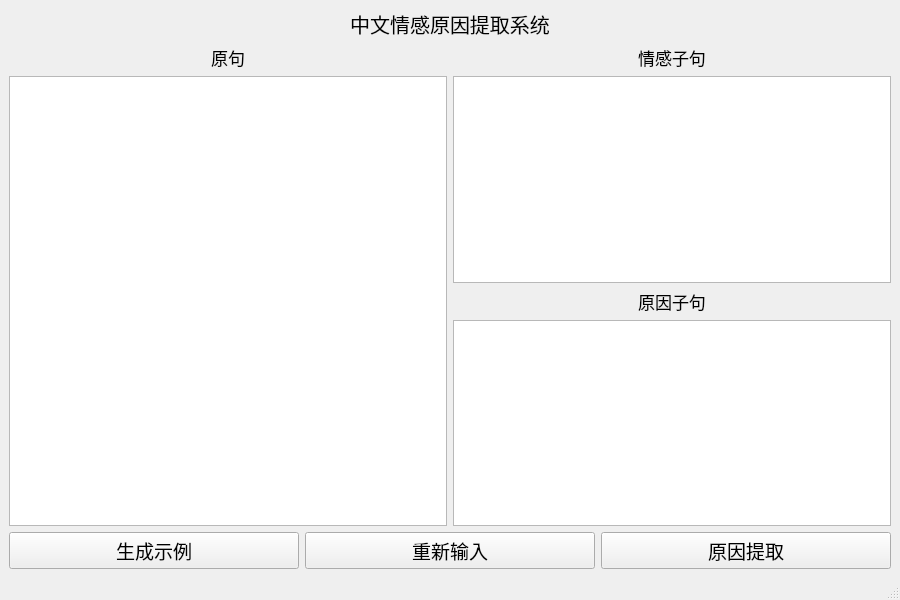
Old version of the form main_window.ui in the repository cuiding/RTHN-master2.
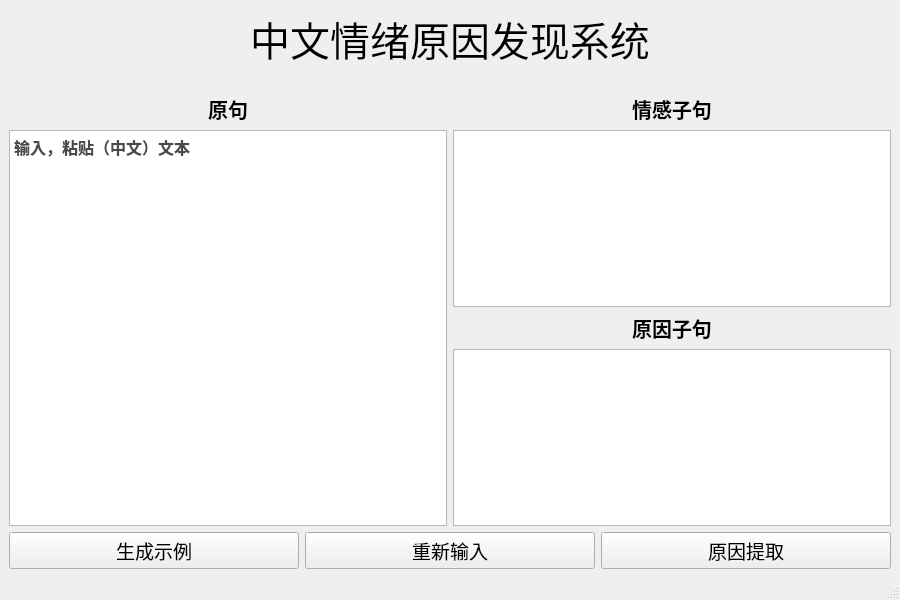
New version of the form.

Patch:
```diff
--- a/main_window.ui
+++ b/main_window.ui
@@ -30,17 +30,32 @@
        <widget class="QLabel" name="label">
         <property name="font">
          <font>
-          <pointsize>15</pointsize>
+          <family>华文行楷</family>
+          <pointsize>30</pointsize>
+          <weight>50</weight>
+          <italic>false</italic>
+          <bold>false</bold>
+          <underline>false</underline>
+          <strikeout>false</strikeout>
+          <stylestrategy>PreferDefault</stylestrategy>
+          <kerning>false</kerning>
          </font>
         </property>
         <property name="text">
-         <string>中文情感原因提取系统</string>
+         <string>中文情绪原因发现系统</string>
         </property>
         <property name="alignment">
          <set>Qt::AlignCenter</set>
         </property>
        </widget>
       </item>
+      <item>
+       <widget class="QLabel" name="label_5">
+        <property name="text">
+         <string/>
+        </property>
+       </widget>
+      </item>
       <item>
        <layout class="QHBoxLayout" name="horizontalLayout">
         <item>
@@ -49,7 +64,10 @@
            <widget class="QLabel" name="label_2">
             <property name="font">
              <font>
-              <pointsize>13</pointsize>
+              <family>黑体</family>
+              <pointsize>15</pointsize>
+              <weight>75</weight>
+              <bold>true</bold>
              </font>
             </property>
             <property name="text">
@@ -67,6 +85,13 @@
               <pointsize>12</pointsize>
              </font>
             </property>
+            <property name="html">
+             <string>&lt;!DOCTYPE HTML PUBLIC &quot;-//W3C//DTD HTML 4.0//EN&quot; &quot;http://www.w3.org/TR/REC-html40/strict.dtd&quot;&gt;
+&lt;html&gt;&lt;head&gt;&lt;meta name=&quot;qrichtext&quot; content=&quot;1&quot; /&gt;&lt;style type=&quot;text/css&quot;&gt;
+p, li { white-space: pre-wrap; }
+&lt;/style&gt;&lt;/head&gt;&lt;body style=&quot; font-family:'SimSun'; font-size:12pt; font-weight:400; font-style:normal;&quot;&gt;
+&lt;p style=&quot; margin-top:0px; margin-bottom:0px; margin-left:0px; margin-right:0px; -qt-block-indent:0; text-indent:0px;&quot;&gt;&lt;span style=&quot; font-weight:600; color:#4a4a4a;&quot;&gt;输入，粘贴（中文）文本&lt;/span&gt;&lt;/p&gt;&lt;/body&gt;&lt;/html&gt;</string>
+            </property>
            </widget>
           </item>
          </layout>
@@ -77,7 +102,10 @@
            <widget class="QLabel" name="label_4">
             <property name="font">
              <font>
-              <pointsize>13</pointsize>
+              <family>黑体</family>
+              <pointsize>15</pointsize>
+              <weight>75</weight>
+              <bold>true</bold>
              </font>
             </property>
             <property name="text">
@@ -101,7 +129,10 @@
            <widget class="QLabel" name="label_3">
             <property name="font">
              <font>
-              <pointsize>13</pointsize>
+              <family>黑体</family>
+              <pointsize>15</pointsize>
+              <weight>75</weight>
+              <bold>true</bold>
              </font>
             </property>
             <property name="text">
```
Left out of the diff: 8 changed lines with no effect on the pictures.
